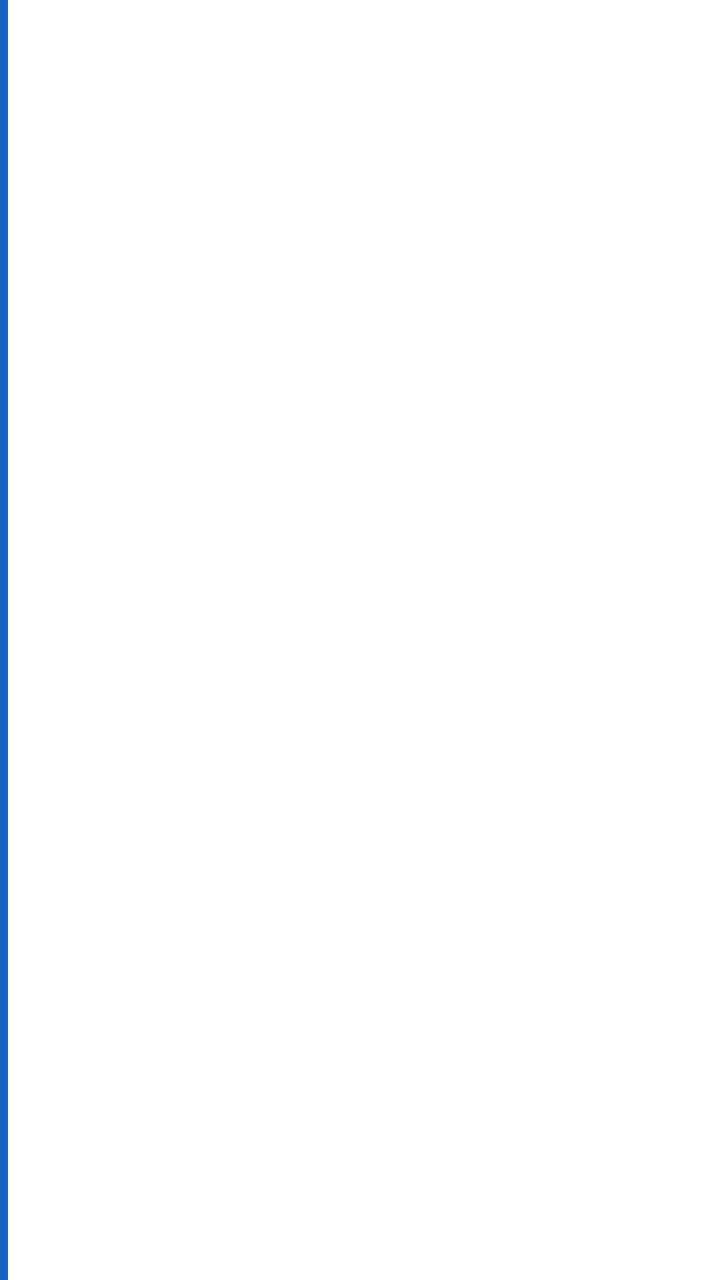
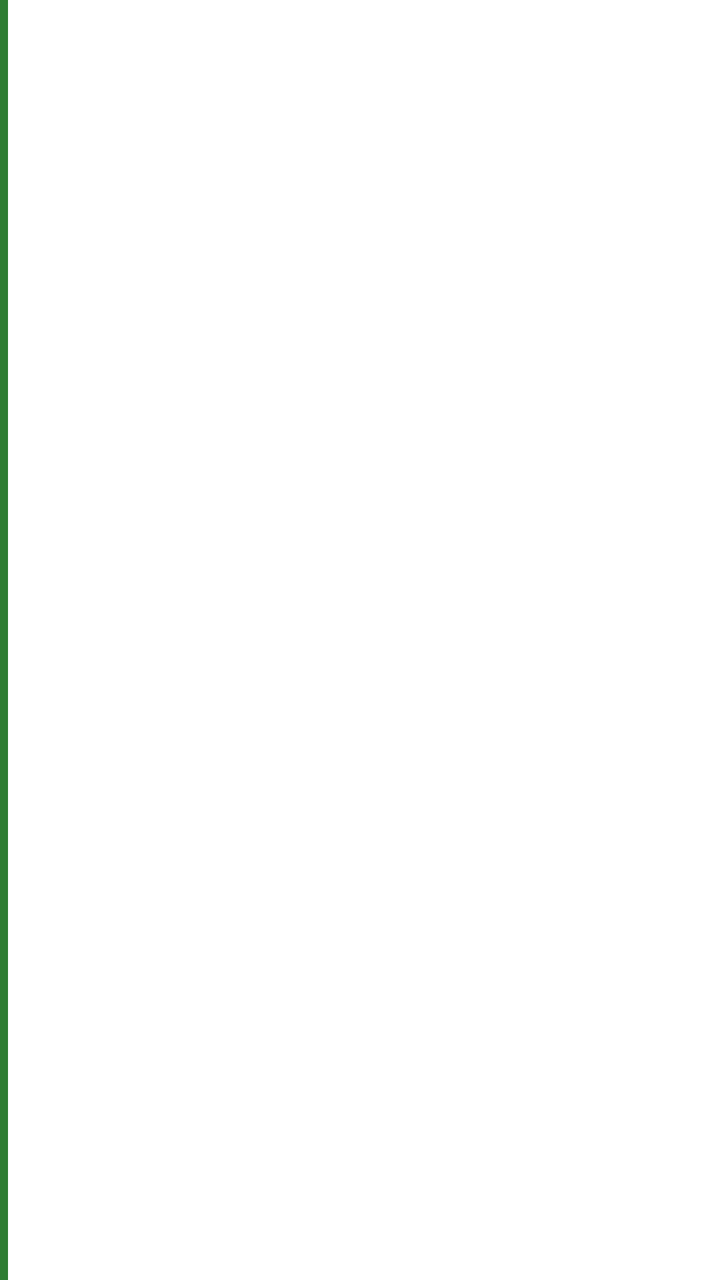

An Android layout rendered at two revisions. The XML below is the earlier revision; the diff shows what the commit changed to produce the second picture.
<!-- AndroidManifest.xml: application theme Theme.BPMonitor -->
<!-- res/layout/item_record.xml -->
<?xml version="1.0" encoding="utf-8"?>
<LinearLayout xmlns:android="http://schemas.android.com/apk/res/android"
    android:layout_width="match_parent"
    android:layout_height="wrap_content"
    android:orientation="horizontal"
    android:paddingEnd="8dp">

    
    <View
        android:id="@+id/colorBar"
        android:layout_width="4dp"
        android:layout_height="match_parent"
        android:background="#1565C0"/>

    <TextView
        android:id="@+id/tvItem"
        android:layout_width="0dp"
        android:layout_height="wrap_content"
        android:layout_weight="1"
        android:paddingStart="10dp"
        android:paddingEnd="6dp"
        android:paddingTop="4dp"
        android:paddingBottom="4dp"
        android:singleLine="true"
        android:ellipsize="end"
        android:fontFamily="monospace"
        android:textSize="15sp"/>
</LinearLayout>
<!-- resources referenced by this layout -->
<resources>
  <style name="Theme.BPMonitor" parent="Theme.MaterialComponents.DayNight.NoActionBar" />
</resources>

<!-- the commit's change to res/layout/item_record.xml (unified diff, before → after) -->
@@ -10,7 +10,7 @@
         android:id="@+id/colorBar"
         android:layout_width="4dp"
         android:layout_height="match_parent"
-        android:background="#1565C0"/>
+        android:background="#2E7D32"/>
 
     <TextView
         android:id="@+id/tvItem"
